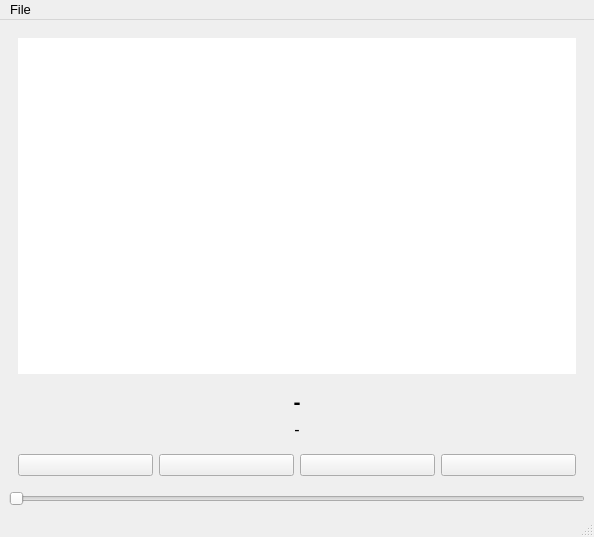
Before: the Qt Designer form UI/media_player.ui in Fliishy/Qt_Media_Player, drawn with Qt 5.
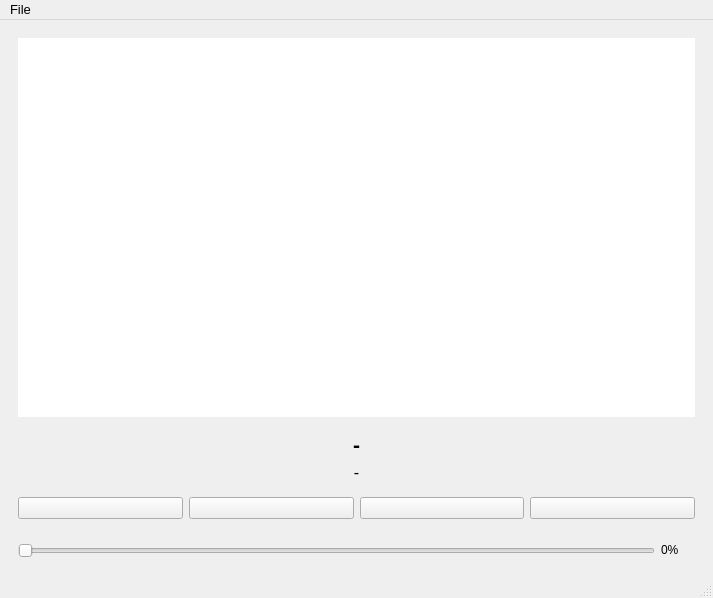
After: the same form once the commit is applied. Icons and pictures are not drawn.

Commit message: Added a volume percentage that updates as the slider is moved

What changed in the file:
```diff
--- a/UI/media_player.ui
+++ b/UI/media_player.ui
@@ -6,8 +6,8 @@
    <rect>
     <x>0</x>
     <y>0</y>
-    <width>594</width>
-    <height>537</height>
+    <width>713</width>
+    <height>598</height>
    </rect>
   </property>
   <property name="windowTitle">
@@ -37,12 +37,33 @@
      </widget>
     </item>
     <item row="5" column="0">
+     <widget class="QFrame" name="frame">
+      <property name="sizePolicy">
+       <sizepolicy hsizetype="Preferred" vsizetype="Fixed">
+        <horstretch>0</horstretch>
+        <verstretch>0</verstretch>
+       </sizepolicy>
+      </property>
+      <property name="frameShape">
+       <enum>QFrame::NoFrame</enum>
+      </property>
+      <property name="frameShadow">
+       <enum>QFrame::Plain</enum>
+      </property>
+      <layout class="QGridLayout" name="gridLayout_3">
+       <item row="0" column="0">
      <widget class="QSlider" name="volume_slider">
+         <property name="sizePolicy">
+          <sizepolicy hsizetype="Preferred" vsizetype="Fixed">
+           <horstretch>0</horstretch>
+           <verstretch>0</verstretch>
+          </sizepolicy>
+         </property>
       <property name="maximum">
        <number>100</number>
       </property>
       <property name="pageStep">
-       <number>20</number>
+          <number>10</number>
       </property>
       <property name="value">
        <number>0</number>
@@ -64,6 +85,39 @@
       </property>
      </widget>
     </item>
+       <item row="0" column="1">
+        <widget class="QLabel" name="volume_percent">
+         <property name="sizePolicy">
+          <sizepolicy hsizetype="Fixed" vsizetype="Fixed">
+           <horstretch>0</horstretch>
+           <verstretch>0</verstretch>
+          </sizepolicy>
+         </property>
+         <property name="minimumSize">
+          <size>
+           <width>34</width>
+           <height>0</height>
+          </size>
+         </property>
+         <property name="maximumSize">
+          <size>
+           <width>34</width>
+           <height>16777215</height>
+          </size>
+         </property>
+         <property name="styleSheet">
+          <string notr="true">QLabel {
+	color:black;
+}</string>
+         </property>
+         <property name="text">
+          <string>0%</string>
+         </property>
+        </widget>
+       </item>
+      </layout>
+     </widget>
+    </item>
     <item row="4" column="0">
      <widget class="QFrame" name="button_frame">
       <property name="sizePolicy">
@@ -174,6 +228,9 @@
          <property name="selectionMode">
           <enum>QAbstractItemView::SingleSelection</enum>
          </property>
+         <property name="viewMode">
+          <enum>QListView::ListMode</enum>
+         </property>
         </widget>
        </item>
       </layout>
@@ -186,7 +243,7 @@
     <rect>
      <x>0</x>
      <y>0</y>
-     <width>594</width>
+     <width>713</width>
      <height>20</height>
     </rect>
    </property>
```
Left out of the diff: 3 changed lines with no effect on the pictures. Lines whose indentation alone changed are shown as unchanged. The commit also changes 3 other files.
